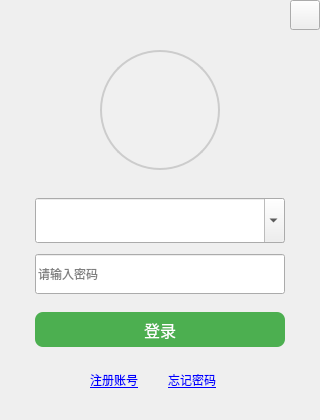
The window that Client/ui/LoginDialog.ui (mint142344/WeChat) describes before a commit, drawn with Qt 5.
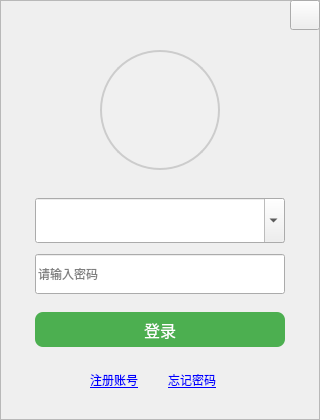
The same window after the commit. Custom widgets are drawn as their Qt base class.

Commit message: 美化登录对话框

Diff of the .ui file:
```diff
--- a/Client/ui/LoginDialog.ui
+++ b/Client/ui/LoginDialog.ui
@@ -31,6 +31,21 @@
   <property name="windowTitle">
    <string>Login</string>
   </property>
+  <widget class="QFrame" name="frame_container">
+   <property name="geometry">
+    <rect>
+     <x>0</x>
+     <y>0</y>
+     <width>320</width>
+     <height>420</height>
+    </rect>
+   </property>
+   <property name="frameShape">
+    <enum>QFrame::Shape::StyledPanel</enum>
+   </property>
+   <property name="frameShadow">
+    <enum>QFrame::Shadow::Raised</enum>
+   </property>
   <widget class="QLabel" name="label_avatar">
    <property name="geometry">
     <rect>
@@ -238,6 +253,20 @@
    </property>
   </widget>
  </widget>
+ </widget>
+ <customwidgets>
+  <customwidget>
+   <class>LineEdit</class>
+   <extends>QLineEdit</extends>
+   <header>custom/LineEdit.h</header>
+  </customwidget>
+ </customwidgets>
+ <tabstops>
+  <tabstop>comboBox_username</tabstop>
+  <tabstop>lineEdit_password</tabstop>
+  <tabstop>pushButton_login</tabstop>
+  <tabstop>button_close</tabstop>
+ </tabstops>
  <resources/>
  <connections>
   <connection>
```
Left out of the diff: 4 changed lines with no effect on the pictures. Lines whose indentation alone changed are shown as unchanged. The commit also changes 7 other files.
